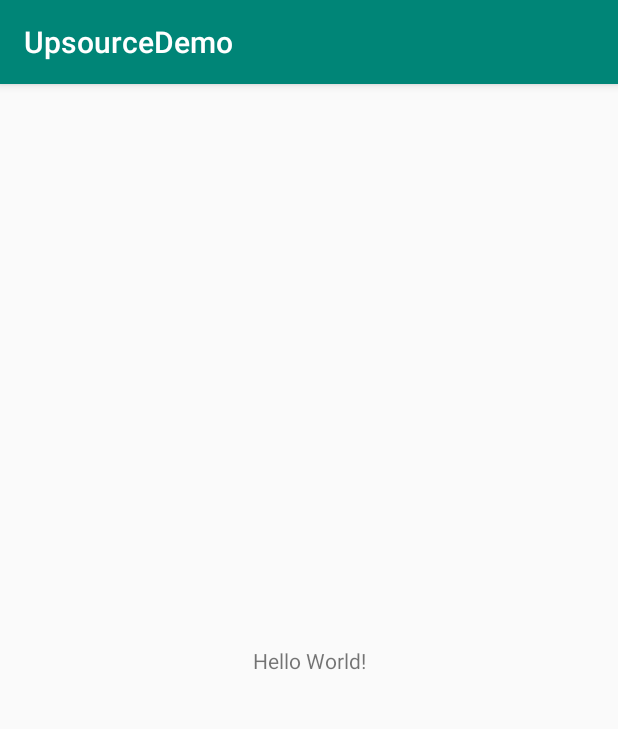
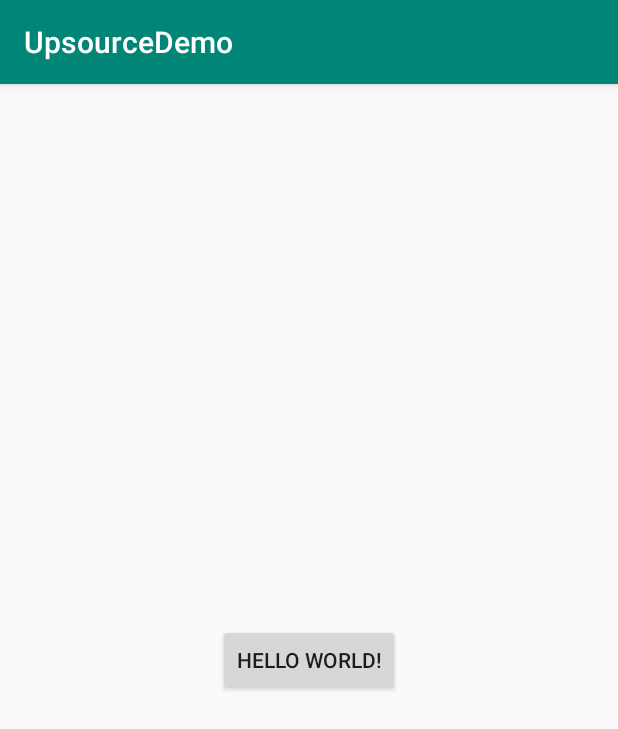
Before and after one commit to abelsdf/UpsourceDemo, an Android app: the screen it shows after launch (MainActivity), on a phone screen of 412 x 824 dp. Shown: the top 729 px of the screen. Run offline under Robolectric (Android 15) with nearby library versions, the phone set to English and light mode, and no system bars.

Commit message:
添加按钮点击

```diff
--- a/app/src/main/java/com/example/upsourcedemo/MainActivity.kt
+++ b/app/src/main/java/com/example/upsourcedemo/MainActivity.kt
@@ -1,12 +1,17 @@
 package com.example.upsourcedemo
 
+import android.os.Bundle
+import android.widget.Toast
 import androidx.appcompat.app.AppCompatActivity
-import android.os.Bundle
+import kotlinx.android.synthetic.main.activity_main.*
 
 class MainActivity : AppCompatActivity() {
 
     override fun onCreate(savedInstanceState: Bundle?) {
         super.onCreate(savedInstanceState)
         setContentView(R.layout.activity_main)
+        btn_hello_world.setOnClickListener {
+            Toast.makeText(this, "Hello World", Toast.LENGTH_SHORT).show()
+        }
     }
 }
--- a/app/src/main/res/layout/activity_main.xml
+++ b/app/src/main/res/layout/activity_main.xml
@@ -7,7 +7,8 @@
         android:layout_height="match_parent"
         tools:context=".MainActivity">
 
-    <TextView
+    <Button
+            android:id="@+id/btn_hello_world"
             android:layout_width="wrap_content"
             android:layout_height="wrap_content"
             android:text="Hello World!"
```
